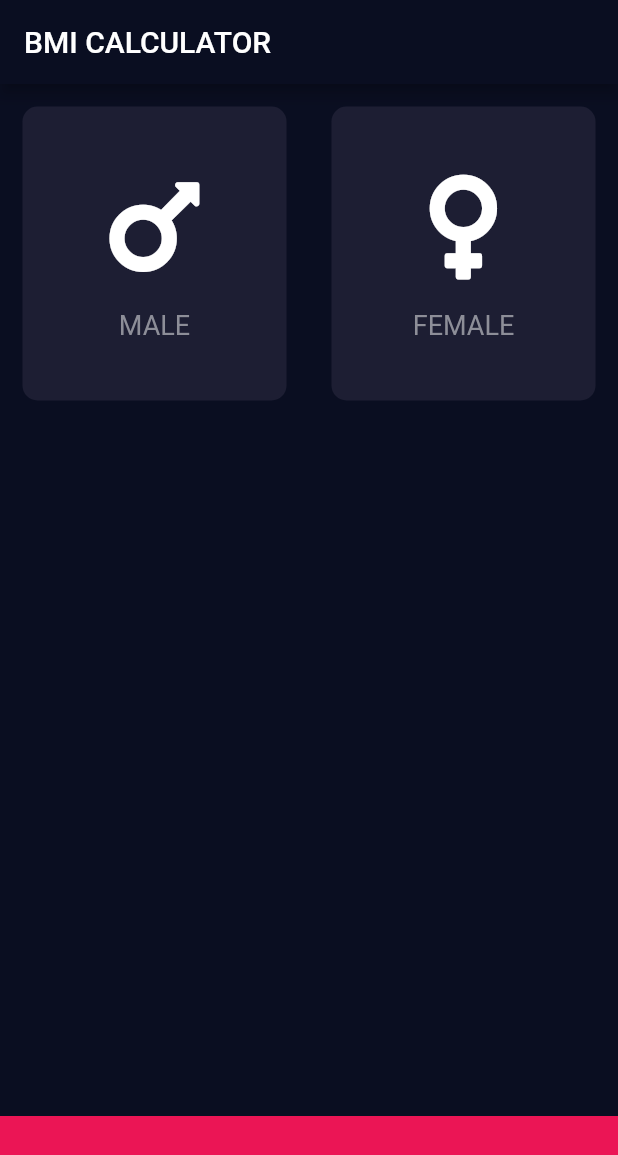
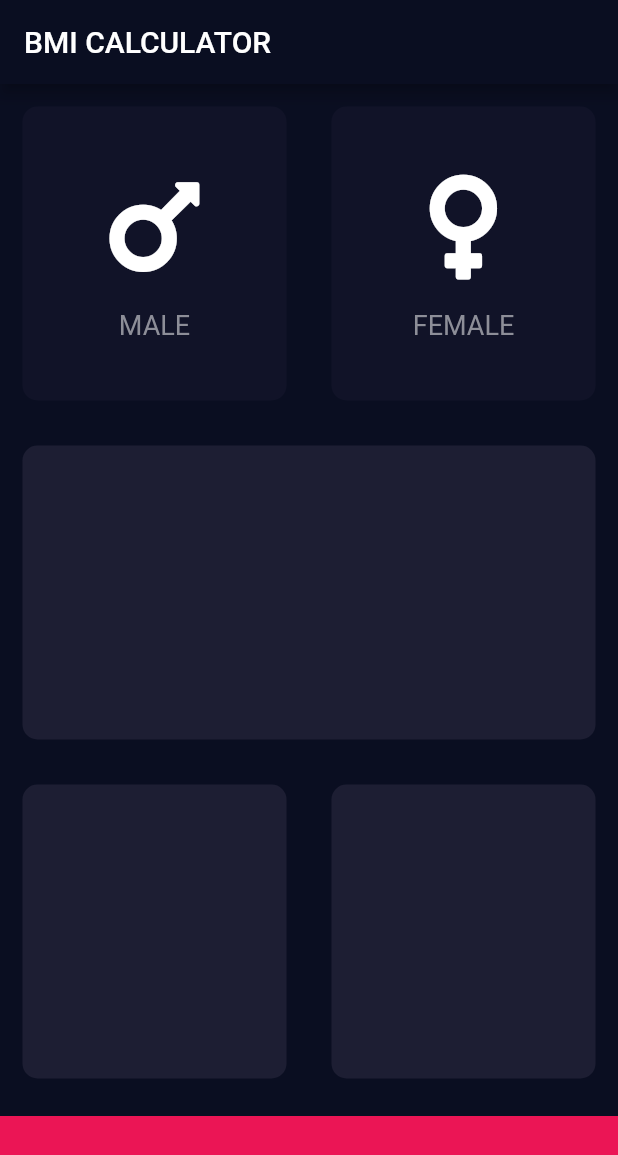
Before and after one commit to mqkotoo/BMI_Caluculator, a Flutter app: the screen it shows after launch, on a phone screen of 412 x 824 dp. Shown: the top 1155 px of the screen. Run offline on Flutter 3.47's test engine with Material 2 defaults, Android fonts, the phone set to English and light mode, and no system bars; our stand-ins replace font_awesome_flutter.

Commit message:
setting gender button gesture

```diff
--- a/lib/input_page.dart
+++ b/lib/input_page.dart
@@ -4,7 +4,8 @@ import 'package:font_awesome_flutter/font_awesome_flutter.dart';
 import 'icon_content.dart';
 
 const bottomContainerHeight = 80.0;
-const cardsColor = Color(0xFF1D1E33);
+const activeCardColor = Color(0xFF1D1E33);
+const inactiveCardColor = Color(0xFF111328);
 const bottomContainerColor = Color(0xFFEB1555);
 
 class InputPage extends StatefulWidget {
@@ -13,6 +14,34 @@ class InputPage extends StatefulWidget {
 }
 
 class _InputPageState extends State<InputPage> {
+
+  Color maleCardColor = inactiveCardColor;
+  Color femaleCardColor = inactiveCardColor;
+
+  // 1 = male,  2 = female
+  void updateColor(int gender) {
+    // male was pressed
+    if (gender == 1) {
+      if (maleCardColor == inactiveCardColor) {
+        maleCardColor = activeCardColor;
+        // maleがアクティブになるとfemaleはイナクティブになる
+        femaleCardColor = inactiveCardColor;
+      } else {
+        maleCardColor = inactiveCardColor;
+      }
+    }
+    // female was pressed
+    if (gender == 2) {
+      if (femaleCardColor == inactiveCardColor) {
+        femaleCardColor = activeCardColor;
+        // femaleがアクティブになるとmaleはイナクティブになる
+        maleCardColor = inactiveCardColor;
+      } else {
+        femaleCardColor = inactiveCardColor;
+      }
+    }
+  }
+
   @override
   Widget build(BuildContext context) {
     return Scaffold(
@@ -27,19 +56,36 @@ class _InputPageState extends State<InputPage> {
                 children: [
                   // 1
                   Expanded(
-                    child: reusableCard(
-                      color: cardsColor,
-                      cardChild: IconContent(
-                        icon: FontAwesomeIcons.mars,
-                        sex: "MALE",
+                    child: GestureDetector(
+                      onTap: () {
+                        setState(() {
+                          updateColor(1);
+                        });
+                      },
+                      child: reusableCard(
+                        color: maleCardColor,
+                        cardChild: IconContent(
+                          icon: FontAwesomeIcons.mars,
+                          sex: "MALE",
+                        ),
                       ),
                     ),
                   ),
                   // 1.2
                   Expanded(
-                    child: reusableCard(
-                      color: cardsColor,
-                      cardChild: IconContent(icon: FontAwesomeIcons.venus, sex: "FEMALE",),
+                    child: GestureDetector(
+                      onTap: () {
+                        setState(() {
+                          updateColor(2);
+                        });
+                      },
+                      child: reusableCard(
+                        color: femaleCardColor,
+                        cardChild: IconContent(
+                          icon: FontAwesomeIcons.venus,
+                          sex: "FEMALE",
+                        ),
+                      ),
                     ),
                   ),
                 ],
@@ -47,8 +93,8 @@ class _InputPageState extends State<InputPage> {
             ),
             // 2
             Expanded(
-              child: Card(
-                color: cardsColor,
+              child: reusableCard(
+                color: activeCardColor,
               ),
             ),
             // 3
@@ -57,13 +103,13 @@ class _InputPageState extends State<InputPage> {
                 children: [
                   // 3.1
                   Expanded(
-                      child: Card(
-                    color: cardsColor,
+                      child: reusableCard(
+                    color: activeCardColor,
                   )),
                   // 3.2
                   Expanded(
-                    child: Card(
-                      color: cardsColor,
+                    child: reusableCard(
+                      color: activeCardColor,
                     ),
                   ),
                 ],
```
